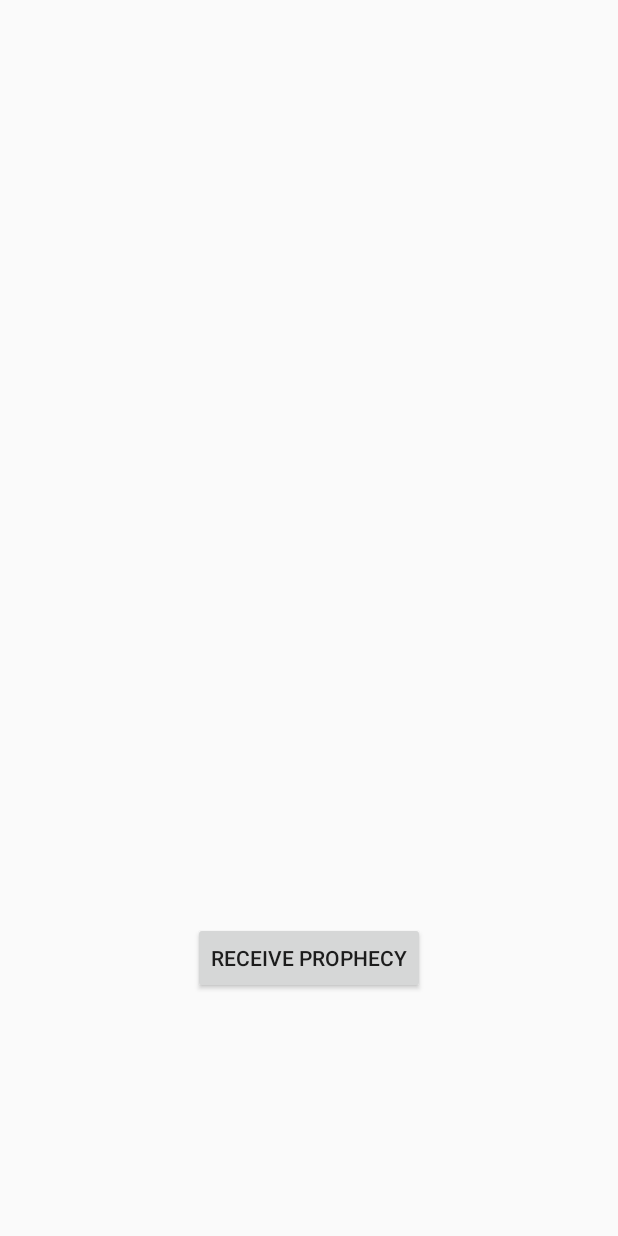
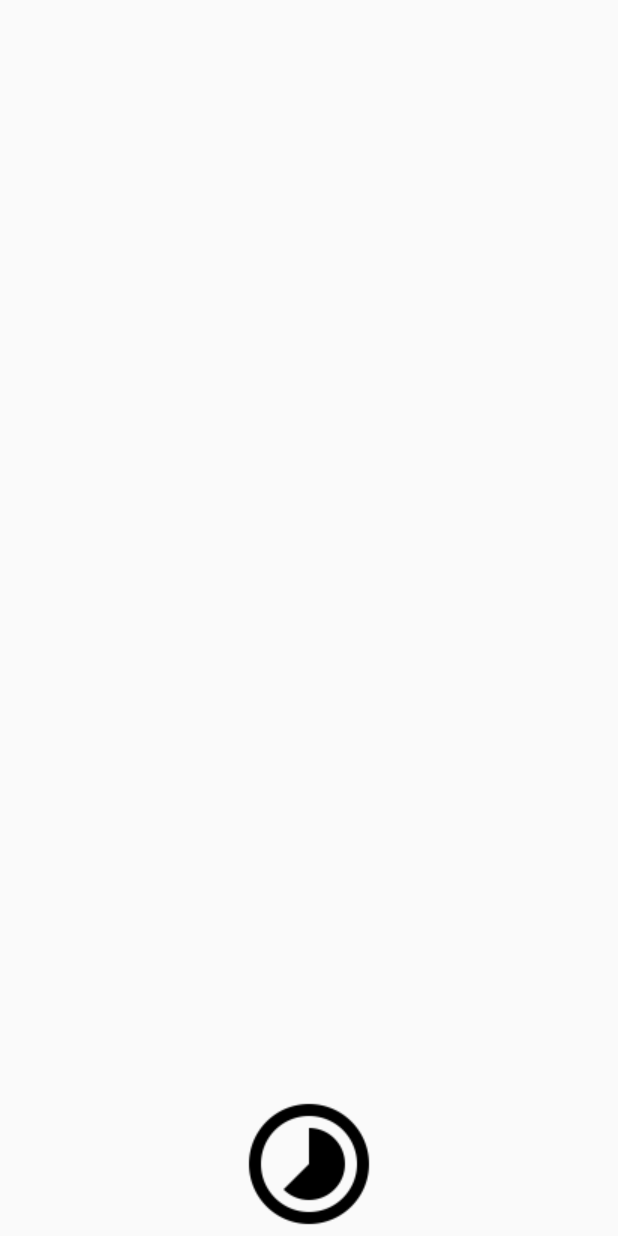
Before and after one commit to p-lange/NostroApp, an Android app: the screen it shows after launch (MainActivity), on a phone screen of 412 x 824 dp. Run offline under Robolectric (Android 15) with nearby library versions, the phone set to English and light mode, and no system bars.

Commit message:
Changed Button to ImageButton
Also added animations to button.

```diff
--- a/app/build.gradle
+++ b/app/build.gradle
@@ -24,9 +24,10 @@ dependencies {
     androidTestCompile('com.android.support.test.espresso:espresso-core:2.2.2', {
         exclude group: 'com.android.support', module: 'support-annotations'
     })
+
     compile 'com.android.support:appcompat-v7:26.+'
     compile 'com.android.support.constraint:constraint-layout:1.0.2'
     compile 'com.squareup.okhttp3:okhttp:3.9.0'
-
+    compile 'com.android.support:design:26.+'
     testCompile 'junit:junit:4.12'
 }
--- a/app/src/main/java/com/marblemethodsoftware/nostroapp/MainActivity.java
+++ b/app/src/main/java/com/marblemethodsoftware/nostroapp/UI/MainActivity.java
@@ -1,16 +1,21 @@
-package com.marblemethodsoftware.nostroapp;
+package com.marblemethodsoftware.nostroapp.UI;
 
+import android.media.Image;
 import android.support.v7.app.AppCompatActivity;
 import android.os.Bundle;
 import android.view.View;
 import android.widget.Button;
+import android.widget.ImageButton;
 import android.widget.TextView;
 import com.marblemethodsoftware.nostroapp.Animations.AnimatorUtil;
+import com.marblemethodsoftware.nostroapp.LanguageLibrary;
+import com.marblemethodsoftware.nostroapp.Prophecy;
+import com.marblemethodsoftware.nostroapp.R;
 
 public class MainActivity extends AppCompatActivity {
 
     private TextView textView;
-    private Button button;
+    private ImageButton imageButton;
     private Prophecy prof;
     private LanguageLibrary library;
 
@@ -22,16 +27,17 @@ public class MainActivity extends AppCompatActivity {
         final AnimatorUtil animator = new AnimatorUtil(this);
 
         textView = (TextView) findViewById(R.id.testingText);
-        button = (Button) findViewById(R.id.getProphecy);
+        imageButton = (ImageButton) findViewById(R.id.getProphecy);
         library = new LanguageLibrary(this);
 
 
-        button.setOnClickListener(new View.OnClickListener() {
+        imageButton.setOnClickListener(new View.OnClickListener() {
             @Override
             public void onClick(View view) {
                 prof = new Prophecy(library);
                 textView.setText(prof.getProphecyText());
                 animator.animateText(textView);
+                animator.rotateAndDepress(imageButton);
             }
         });
     }
--- a/app/src/main/res/layout/activity_main.xml
+++ b/app/src/main/res/layout/activity_main.xml
@@ -5,7 +5,7 @@
         xmlns:app="http://schemas.android.com/apk/res-auto"
         android:layout_width="match_parent"
         android:layout_height="match_parent"
-        tools:context="com.marblemethodsoftware.nostroapp.MainActivity">
+        tools:context="com.marblemethodsoftware.nostroapp.UI.MainActivity">
 
     <TextView
             android:layout_width="wrap_content"
@@ -21,15 +21,14 @@
             android:textSize="24sp"
             android:padding="50dp"
     />
-    <Button
-
-            android:text="@string/receive_prophecy_button_text"
+    <ImageButton
+            android:id="@+id/getProphecy"
             android:layout_width="wrap_content"
             android:layout_height="wrap_content"
-            tools:layout_editor_absoluteX="126dp"
-            android:id="@+id/getProphecy"
-            android:layout_marginBottom="161dp"
+            android:src="@drawable/ic_time_icon"
+            android:layout_centerHorizontal="true"
             android:layout_alignParentBottom="true"
-            android:layout_centerHorizontal="true"/>
+            android:background="@android:color/transparent"
+            />
 
 </RelativeLayout>
--- /dev/null
+++ b/app/src/main/res/values-w820dp/dimens.xml
@@ -0,0 +1,6 @@
+<resources>
+    <!-- Example customization of dimensions originally defined in res/values/dimens.xml
+         (such as screen margins) for screens with more than 820dp of available width. This
+         would include 7" and 10" devices in landscape (~960dp and ~1280dp respectively). -->
+    <dimen name="activity_horizontal_margin">64dp</dimen>
+</resources>
--- a/app/src/main/res/values/strings.xml
+++ b/app/src/main/res/values/strings.xml
@@ -1,4 +1,7 @@
 <resources>
     <string name="app_name">NostroApp</string>
     <string name="receive_prophecy_button_text">Receive Prophecy</string>
+    <string name="title_activity_tabbed">TabbedActivity</string>
+    <string name="action_settings">Settings</string>
+    <string name="section_format">Hello World from section: %1$d</string>
 </resources>
--- a/app/src/main/res/values/styles.xml
+++ b/app/src/main/res/values/styles.xml
@@ -7,5 +7,7 @@
         <item name="colorPrimaryDark">@color/colorPrimaryDark</item>
         <item name="colorAccent">@color/colorAccent</item>
     </style>
+    <style name="AppTheme.AppBarOverlay" parent="ThemeOverlay.AppCompat.Dark.ActionBar"/>
+    <style name="AppTheme.PopupOverlay" parent="ThemeOverlay.AppCompat.Light"/>
 
 </resources>
```
Also changed, not shown: app/src/main/AndroidManifest.xml (+5 -4 lines), app/src/main/java/com/marblemethodsoftware/nostroapp/Animations/AnimatorUtil.java (+22 -0 lines), app/src/main/res/values/dimens.xml (added, +7 -0 lines), app/src/main/res/drawable/ic_time_icon.png (added), app/src/main/res/mipmap-hdpi/ic_time_icon.png (added), app/src/main/res/mipmap-mdpi/ic_time_icon.png (added), app/src/main/res/mipmap-xhdpi/ic_time_icon.png (added), app/src/main/res/mipmap-xxhdpi/ic_time_icon.png (added).
